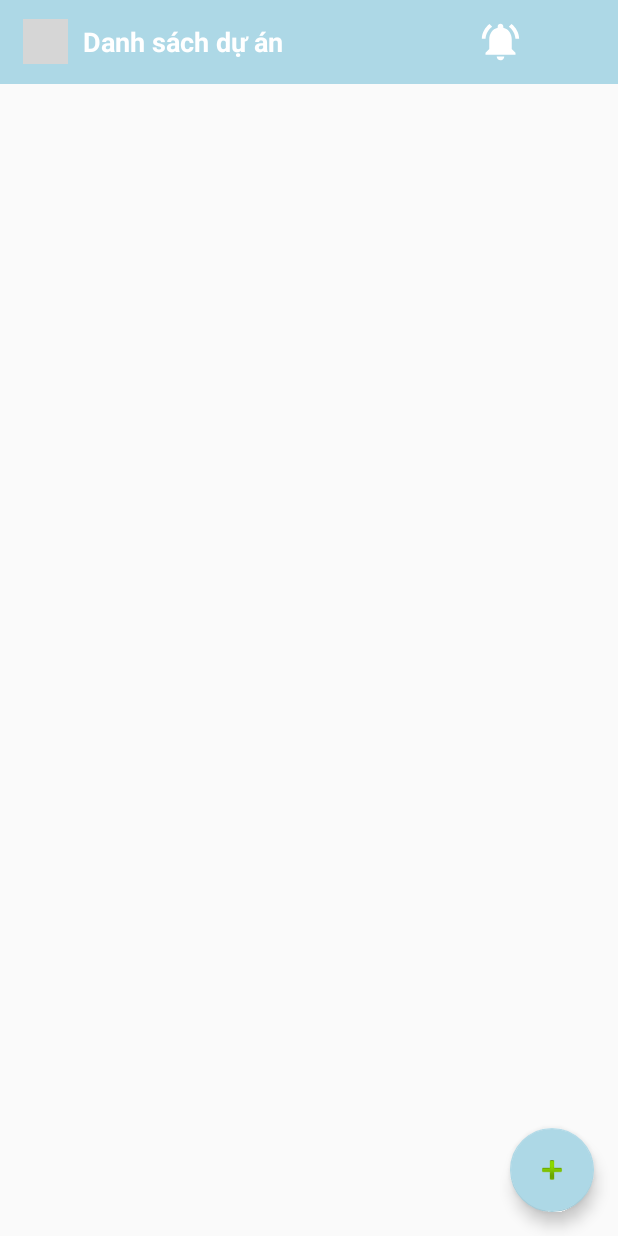
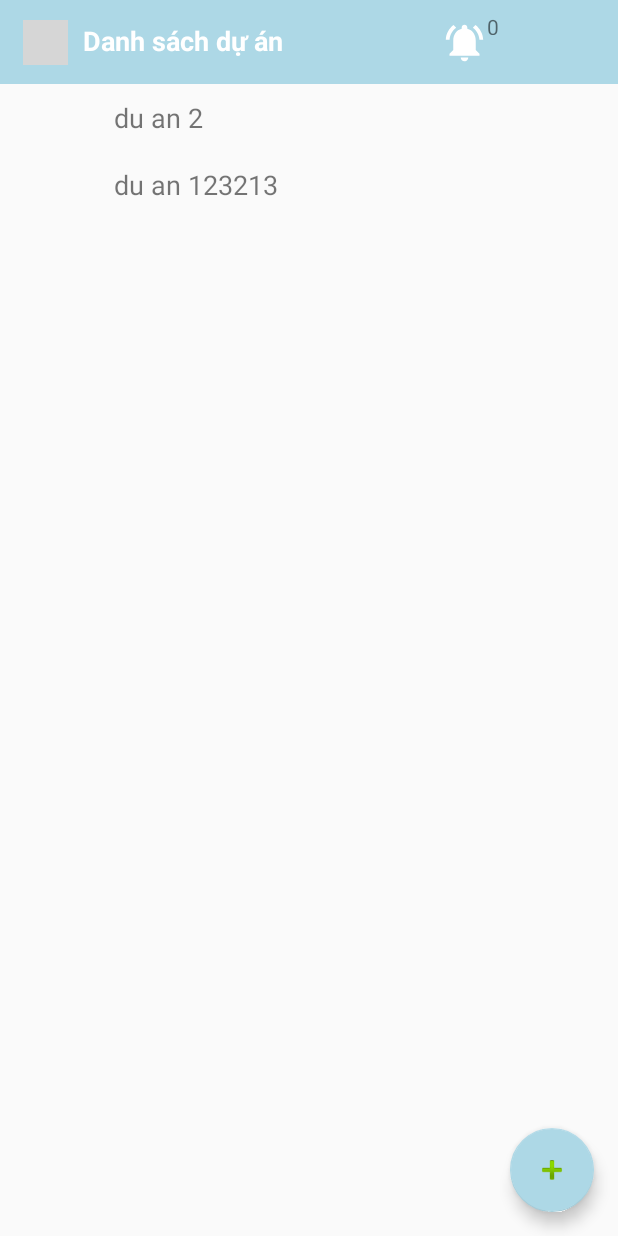
Before and after one commit to hauphanlvc/DoAnNT118, an Android app: the screen it shows after launch (MainActivity), on a phone screen of 412 x 824 dp. Run offline under Robolectric (Android 15) with nearby library versions, the light colour scheme and no system bars; grey boxes are pictures that could not be loaded.

```diff
--- /dev/null
+++ b/app/src/main/java/com/example/doannt118/Class/TenDuAn.java
@@ -0,0 +1,22 @@
+package com.example.doannt118.Class;
+
+public class TenDuAn {
+    private String Ten_Du_An;
+    public TenDuAn()
+    {
+
+    }
+    public TenDuAn(String Ten_Du_An)
+    {
+        this.Ten_Du_An = Ten_Du_An;
+    }
+    public void setTen_Du_An(String Ten_Du_An)
+    {
+        this.Ten_Du_An = Ten_Du_An;
+    }
+    public String getTen_Du_An()
+    {
+        return this.Ten_Du_An;
+    }
+
+}
--- a/app/src/main/java/com/example/doannt118/MainActivity.java
+++ b/app/src/main/java/com/example/doannt118/MainActivity.java
@@ -3,25 +3,36 @@ package com.example.doannt118;
 import androidx.appcompat.app.AppCompatActivity;
 import androidx.core.view.GravityCompat;
 import androidx.drawerlayout.widget.DrawerLayout;
+import androidx.recyclerview.widget.LinearLayoutManager;
+import androidx.recyclerview.widget.RecyclerView;
 
+import android.app.AlertDialog;
+import android.content.DialogInterface;
 import android.content.Intent;
 import android.os.Bundle;
+import android.util.Log;
 import android.view.View;
 import android.widget.TextView;
 import android.widget.Toast;
 
 
+import com.example.doannt118.Class.TenDuAn;
 import com.google.android.material.floatingactionbutton.FloatingActionButton;
 import com.google.android.material.navigation.NavigationView;
+
+import java.util.ArrayList;
+import java.util.List;
 
 public class MainActivity extends AppCompatActivity {
 
     DrawerLayout drawerLayout; // layout chính của board
     NavigationView navigationView;
+    ArrayList<TenDuAn> tenDuAns = new ArrayList<TenDuAn>();
+    FloatingActionButton fabAddTask,fabAdd,fabAddProject;
+    TextView tvAddCard,tvAddProject;
+    RecyleViewDanhSachDuAn adapter;
+    // kiểm tra nút add có đang nhấn hay không
 
-    FloatingActionButton fabAddTask,fabAdd;
-    TextView tvAddCard;
-    // kiểm tra nút add có đang nhấn hay không
     Boolean isAllFabsVisible;
     @Override
     protected void onCreate(Bundle savedInstanceState) {
@@ -39,6 +50,7 @@ public class MainActivity extends AppCompatActivity {
 
         navigationView = findViewById(R.id.design_navigation_view);
         navigationView.setItemIconTintList(null);
+        // Sau khi nhấn vào biểu tượng thông báo
         findViewById(R.id.notification).setOnClickListener(new View.OnClickListener() {
             @Override
             public void onClick(View view) {
@@ -48,8 +60,39 @@ public class MainActivity extends AppCompatActivity {
         });
 
         AddTaskButton();
+        HienThiTenDuAn();
+
+
 
     }
+
+
+    public void HienThiTenDuAn()
+    {
+
+
+        tenDuAns.add(new TenDuAn("du an 2"));
+        tenDuAns.add(new TenDuAn("du an 123213"));
+        RecyclerView ListProject = (RecyclerView) findViewById(R.id.ListProject);
+        adapter = new RecyleViewDanhSachDuAn(tenDuAns,this);
+        ListProject.setHasFixedSize(true);
+        LinearLayoutManager linearLayoutManager = new LinearLayoutManager(this);
+        ListProject.setAdapter(adapter);
+        ListProject.setLayoutManager(linearLayoutManager);
+        adapter.setOnItemClickListener(new RecyleViewDanhSachDuAn.onClickListner() {
+            private static final String TAG = "adapter";
+
+            @Override
+            public void onItemClick(int position, View v) {
+                Toast.makeText(MainActivity.this, "chọn dự án ", Toast.LENGTH_SHORT).show();
+
+
+            }
+
+
+        });
+    }
+
     public void AddTaskButton()
     {
         isAllFabsVisible = false;
@@ -57,8 +100,12 @@ public class MainActivity extends AppCompatActivity {
         fabAdd = (FloatingActionButton) findViewById(R.id.fab);
         fabAddTask = (FloatingActionButton) findViewById(R.id.fabAddTask);
         tvAddCard = (TextView) findViewById(R.id.textViewAddTask);
+        tvAddProject= (TextView) findViewById(R.id.tv_add_project);
+        fabAddProject = (FloatingActionButton) findViewById(R.id.fabAddProject);
+        fabAddProject.setVisibility(View.GONE);
         fabAddTask.setVisibility(View.GONE);
         tvAddCard.setVisibility(View.GONE);
+        tvAddProject.setVisibility(View.GONE);
         fabAdd.show();
         fabAdd.setOnClickListener(new View.OnClickListener() {
             @Override
@@ -67,24 +114,39 @@ public class MainActivity extends AppCompatActivity {
                 {
                     fabAddTask.show();
                     tvAddCard.setVisibility(View.VISIBLE);
+                    tvAddProject.setVisibility(View.VISIBLE);
                     fabAdd.show();
+                    fabAddProject.show();
+
                     isAllFabsVisible = true;
                 }
                 else
                 {
                     fabAddTask.hide();
+                    fabAddProject.hide();
                     tvAddCard.setVisibility(View.GONE);
+                    tvAddProject.setVisibility(View.GONE);
                     fabAdd.show();
                     isAllFabsVisible= false;
 
                 }
+
                 fabAddTask.setOnClickListener(new View.OnClickListener() {
                     @Override
                     public void onClick(View v) {
-                        Toast.makeText(MainActivity.this, "thêm task nào ", Toast.LENGTH_SHORT).show();
+                        Toast.makeText(MainActivity.this, "thêm thẻ nào ", Toast.LENGTH_SHORT).show();
 
                     }
                 });
+                fabAddProject.setOnClickListener(new View.OnClickListener() {
+                    @Override
+                    public void onClick(View v) {
+//                        Toast.makeText(MainActivity.this, "thêm dự án  nào ", Toast.LENGTH_SHORT).show();
+                        Intent intent = new Intent(v.getContext(), Activity_them_du_an.class);
+                        v.getContext().startActivity(intent);
+                    }
+                });
+
             }
         });
 
--- /dev/null
+++ b/app/src/main/java/com/example/doannt118/RecyleViewDanhSachDuAn.java
@@ -0,0 +1,102 @@
+package com.example.doannt118;
+
+import android.content.Context;
+import android.content.Intent;
+import android.os.Bundle;
+import android.view.LayoutInflater;
+import android.view.View;
+import android.view.ViewGroup;
+import android.widget.ImageView;
+import android.widget.LinearLayout;
+import android.widget.TextView;
+
+import androidx.recyclerview.widget.RecyclerView;
+
+import com.example.doannt118.Class.TenDuAn;
+
+import java.util.ArrayList;
+
+public class RecyleViewDanhSachDuAn extends RecyclerView.Adapter<RecyleViewDanhSachDuAn.ViewHolder>{
+    private ArrayList<TenDuAn> duAns;
+    private Context context;
+    private static onClickListner onclicklistner;
+    public RecyleViewDanhSachDuAn(ArrayList<TenDuAn> duAns,Context context)
+    {
+        this.duAns = duAns;
+        this.context = context;
+    }
+
+    @Override
+    public RecyleViewDanhSachDuAn.ViewHolder onCreateViewHolder(ViewGroup parent, int viewType) {
+        Context context = parent.getContext();
+        LayoutInflater inflater = LayoutInflater.from(context);
+
+        // Inflate the custom layout
+        View contactView = inflater.inflate(R.layout.item_du_an, parent, false);
+
+        // Return a new holder instance
+        ViewHolder viewHolder = new ViewHolder(contactView);
+        return viewHolder;
+
+    }
+    class ViewHolder extends RecyclerView.ViewHolder  implements View.OnClickListener{
+        public  TextView tv_project_name;
+                public ImageView iv_project;
+        public LinearLayout linear;
+        RecyleViewDanhSachDuAn adapter;
+        public ViewHolder(View v) {
+            super(v);
+            tv_project_name = (TextView) v.findViewById(R.id.tv_project_name);
+            iv_project = (ImageView) v.findViewById(R.id.iv_project);
+
+            linear = (LinearLayout) v.findViewById(R.id.ll_danh_sach_du_an);
+            v.setOnClickListener(this);
+//            v.setOnLongClickListener(this);
+
+        }
+        @Override
+        public void onClick(View v) {
+            onclicklistner.onItemClick(getAdapterPosition(), v);
+        }
+
+//        @Override
+//        public boolean onLongClick(View v) {
+//            onclicklistner.onItemLongClick(	getLayoutPosition(), v);
+//            return true;
+//        }
+    }
+    public void setOnItemClickListener(onClickListner onclicklistner) {
+        RecyleViewDanhSachDuAn.onclicklistner = onclicklistner;
+    }
+//
+//    public void setHeader(View v) {
+//        this.headerView = v;
+//    }
+
+    public interface onClickListner {
+        void onItemClick(int position, View v);
+//        void onItemLongClick(int position, View v);
+    }
+
+
+
+    @Override
+    public int getItemViewType(int position) {
+        return position == 0 ? 0 : 1;
+    }
+    @Override
+    public void onBindViewHolder(RecyleViewDanhSachDuAn.ViewHolder holder, int position) {
+        TenDuAn tenDuAn = duAns.get(position);
+        if (tenDuAn.getTen_Du_An()!=null)
+        {
+            holder.tv_project_name.setText(tenDuAn.getTen_Du_An());
+        }
+        holder.iv_project.setVisibility(View.VISIBLE);
+    }
+
+    @Override
+    public int getItemCount() {
+        return duAns.size();
+    }
+
+}
--- a/app/src/main/java/com/example/doannt118/them_the.java
+++ b/app/src/main/java/com/example/doannt118/them_the.java
@@ -10,5 +10,6 @@ public class them_the extends AppCompatActivity {
     protected void onCreate(Bundle savedInstanceState) {
         super.onCreate(savedInstanceState);
         setContentView(R.layout.activity_them_the);
+
     }
 }
--- a/app/src/main/res/layout/activity_main.xml
+++ b/app/src/main/res/layout/activity_main.xml
@@ -11,7 +11,7 @@
         android:layout_width="match_parent"
         android:layout_height="match_parent">
 
-        <LinearLayout
+        <androidx.constraintlayout.widget.ConstraintLayout
             android:id="@+id/layoutToolBar"
             android:layout_width="0dp"
             android:layout_height="?actionBarSize"
@@ -30,37 +30,58 @@
                 android:layout_height="30dp"
                 android:contentDescription="@string/app_name"
                 android:src="@drawable/ic_menu"
+                app:layout_constraintBottom_toBottomOf="parent"
+                app:layout_constraintStart_toStartOf="parent"
+                app:layout_constraintTop_toTopOf="parent"
                 app:tint="@color/white" />
 
             <TextView
                 android:id="@+id/boards"
-                android:layout_width="263dp"
-                android:layout_height="wrap_content"
+                android:layout_width="143dp"
+                android:layout_height="27dp"
                 android:layout_marginStart="10dp"
                 android:text="Danh sách dự án"
                 android:textColor="@color/white"
                 android:textSize="18sp"
-                android:textStyle="bold" />
+                android:textStyle="bold"
+                app:layout_constraintBottom_toBottomOf="@+id/imageMenu"
+                app:layout_constraintStart_toEndOf="@+id/imageMenu"
+                app:layout_constraintTop_toTopOf="@+id/imageMenu" />
 
             <ImageView
                 android:id="@+id/notification"
                 android:layout_width="30dp"
                 android:layout_height="30dp"
 
+                android:layout_marginStart="96dp"
+                android:contentDescription="noficication symbol"
                 android:src="@drawable/ic_notifications"
-                app:tint="@color/white"
-                android:contentDescription="noficication symbol" />
-        </LinearLayout>
+                app:layout_constraintBottom_toBottomOf="parent"
+                app:layout_constraintStart_toEndOf="@+id/boards"
+                app:layout_constraintTop_toTopOf="parent"
+                app:tint="@color/white" />
+
+            <TextView
+                android:id="@+id/textView3"
+                android:layout_width="40dp"
+                android:layout_height="15dp"
+                android:layout_marginTop="8dp"
+                android:layout_weight="1"
+                android:text="0"
+                app:layout_constraintStart_toEndOf="@+id/notification"
+                app:layout_constraintTop_toTopOf="parent" />
+
+        </androidx.constraintlayout.widget.ConstraintLayout>
+
 
         <androidx.recyclerview.widget.RecyclerView
             android:id="@+id/ListProject"
             android:layout_width="0dp"
             android:layout_height="wrap_content"
-            app:layout_constraintBottom_toBottomOf="parent"
+
             app:layout_constraintEnd_toEndOf="parent"
             app:layout_constraintStart_toStartOf="parent"
             app:layout_constraintTop_toBottomOf="@+id/layoutToolBar" />
-
 
         <com.google.android.material.floatingactionbutton.FloatingActionButton
             android:id="@+id/fab"
@@ -92,7 +113,7 @@
             app:srcCompat="@drawable/add_card"
             android:visibility="visible"
             android:focusable="true"
-            android:contentDescription="thêm thẻ"/>
+            android:contentDescription="Thêm thẻ"/>
 
         <TextView
             android:id="@+id/textViewAddTask"
@@ -100,12 +121,42 @@
             android:layout_height="wrap_content"
             android:layout_marginTop="16dp"
             android:layout_marginEnd="20dp"
-            android:text="thêm thẻ"
+            android:text="Thêm thẻ"
             android:textSize="16sp"
             android:textStyle="bold"
             android:visibility="visible"
             app:layout_constraintEnd_toStartOf="@+id/fabAddTask"
+            app:layout_constraintStart_toStartOf="@+id/tv_add_project"
             app:layout_constraintTop_toTopOf="@+id/fabAddTask" />
+
+        <com.google.android.material.floatingactionbutton.FloatingActionButton
+            android:id="@+id/fabAddProject"
+            android:layout_width="wrap_content"
+            android:layout_height="wrap_content"
+            android:layout_gravity="bottom|end"
+            android:layout_margin="16dp"
+            android:clickable="true"
+            android:contentDescription="Thêm dự án"
+            android:focusable="true"
+            android:visibility="visible"
+            app:backgroundTint="@color/LightBlue"
+            app:layout_constraintBottom_toTopOf="@+id/fabAddTask"
+            app:layout_constraintEnd_toEndOf="parent"
+            app:srcCompat="@drawable/add_project" />
+
+        <TextView
+            android:id="@+id/tv_add_project"
+            android:layout_width="wrap_content"
+            android:layout_height="wrap_content"
+            android:layout_marginEnd="10dp"
+            android:text="Thêm dự án "
+            android:textSize="16sp"
+            android:textStyle="bold"
+            android:visibility="visible"
+            app:layout_constraintBottom_toBottomOf="@+id/fabAddProject"
+            app:layout_constraintEnd_toStartOf="@+id/fabAddProject"
+            app:layout_constraintTop_toTopOf="@+id/fabAddProject"
+            app:layout_constraintVertical_bias="0.47" />
     </androidx.constraintlayout.widget.ConstraintLayout>
     <com.google.android.material.navigation.NavigationView
         android:id="@+id/design_navigation_view"
--- /dev/null
+++ b/app/src/main/res/layout/item_du_an.xml
@@ -0,0 +1,32 @@
+<?xml version="1.0" encoding="utf-8"?>
+<LinearLayout xmlns:android="http://schemas.android.com/apk/res/android"
+    xmlns:app="http://schemas.android.com/apk/res-auto"
+    xmlns:tools="http://schemas.android.com/tools"
+
+    android:id="@+id/ll_danh_sach_du_an"
+    android:orientation="horizontal"
+    android:layout_width="match_parent"
+    android:layout_height="wrap_content"
+    android:paddingTop="10dp"
+    android:paddingBottom="10dp">
+
+
+    <ImageView
+        android:id="@+id/iv_project"
+        android:layout_width="60dp"
+        android:layout_height="match_parent"
+        tools:srcCompat="@drawable/ic_launcher_background" />
+
+        <TextView
+            android:id="@+id/tv_project_name"
+            android:layout_width="wrap_content"
+            android:layout_height="wrap_content"
+            android:paddingLeft="16dp"
+            android:paddingRight="16dp"
+            android:text="Tên dự án "
+            android:textSize="18sp"
+
+             />
+
+
+</LinearLayout>
--- a/app/src/main/res/menu/nagivation_menu.xml
+++ b/app/src/main/res/menu/nagivation_menu.xml
@@ -7,5 +7,5 @@
     <item
         android:id="@+id/menuLogOut"
         android:icon="@drawable/logout"
-        android:title="Đăng " />
+        android:title="Đăng xuất" />
 </menu>
```
Also changed, not shown: app/src/main/AndroidManifest.xml (+19 -3 lines), app/src/main/java/com/example/doannt118/Activity_them_du_an.java (added, +51 -0 lines), app/src/main/res/layout/activity_them_du_an.xml (added, +80 -0 lines), app/src/main/res/drawable/add_project.png (added), app/src/main/res/drawable/complete.png (added), 1 other file.
